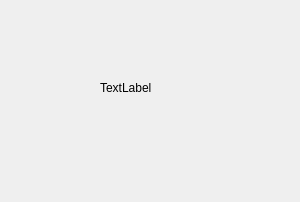
dmitry-pedchenko/Designer_Etl, file GUI/gui_qt/wizard_page_2.ui: the form before one commit.
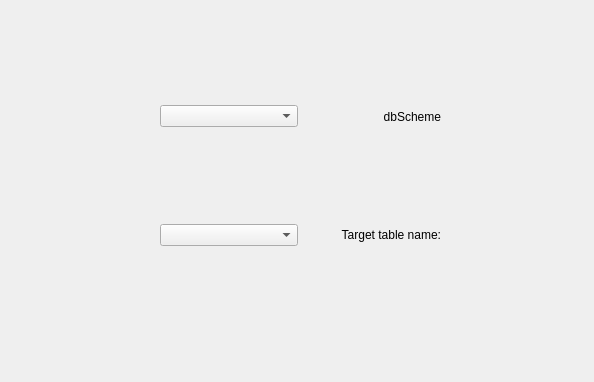
The form after the commit.

Commit message: Create Wizard

Diff of the .ui file:
```diff
--- a/GUI/gui_qt/wizard_page_2.ui
+++ b/GUI/gui_qt/wizard_page_2.ui
@@ -6,25 +6,62 @@
    <rect>
     <x>0</x>
     <y>0</y>
-    <width>300</width>
-    <height>202</height>
+    <width>594</width>
+    <height>382</height>
    </rect>
   </property>
   <property name="windowTitle">
    <string>Form</string>
   </property>
-  <widget class="QLabel" name="label">
+  <widget class="QWidget" name="verticalLayoutWidget">
    <property name="geometry">
     <rect>
-     <x>100</x>
-     <y>80</y>
-     <width>58</width>
-     <height>16</height>
+     <x>160</x>
+     <y>60</y>
+     <width>281</width>
+     <height>231</height>
     </rect>
    </property>
-   <property name="text">
-    <string>TextLabel</string>
-   </property>
+   <layout class="QVBoxLayout" name="verticalLayout">
+    <item>
+     <layout class="QHBoxLayout" name="horizontalLayout_16">
+      <item>
+       <widget class="QComboBox" name="comboBox_dbSchema"/>
+      </item>
+      <item>
+       <layout class="QHBoxLayout" name="horizontalLayout_22">
+        <item>
+         <widget class="QLabel" name="label">
+          <property name="text">
+           <string>dbScheme</string>
+          </property>
+          <property name="alignment">
+           <set>Qt::AlignRight|Qt::AlignTrailing|Qt::AlignVCenter</set>
+          </property>
+         </widget>
+        </item>
+       </layout>
+      </item>
+     </layout>
+    </item>
+    <item>
+     <layout class="QHBoxLayout" name="horizontalLayout_14">
+      <item>
+       <widget class="QComboBox" name="target_table_name"/>
+      </item>
+      <item>
+       <widget class="QLabel" name="label_receiver">
+        <property name="text">
+         <string>Target table name:</string>
+        </property>
+        <property name="alignment">
+         <set>Qt::AlignRight|Qt::AlignTrailing|Qt::AlignVCenter</set>
+        </property>
+       </widget>
+      </item>
+     </layout>
+    </item>
+   </layout>
   </widget>
  </widget>
  <resources/>
```
The commit also changes 12 other files.
